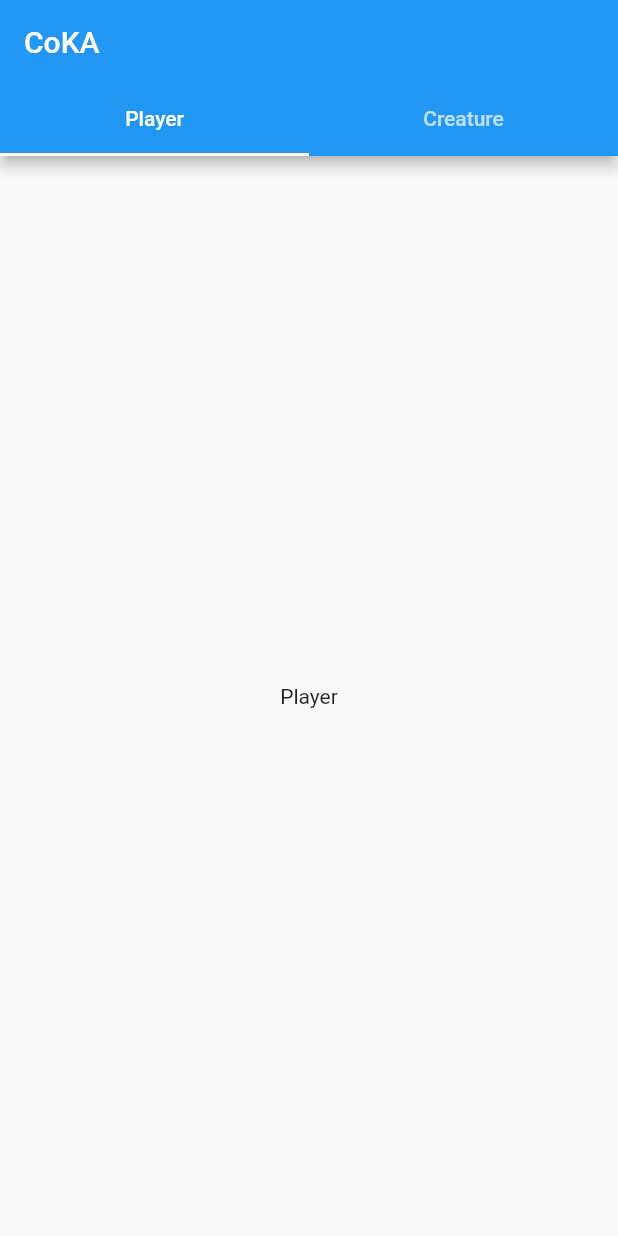
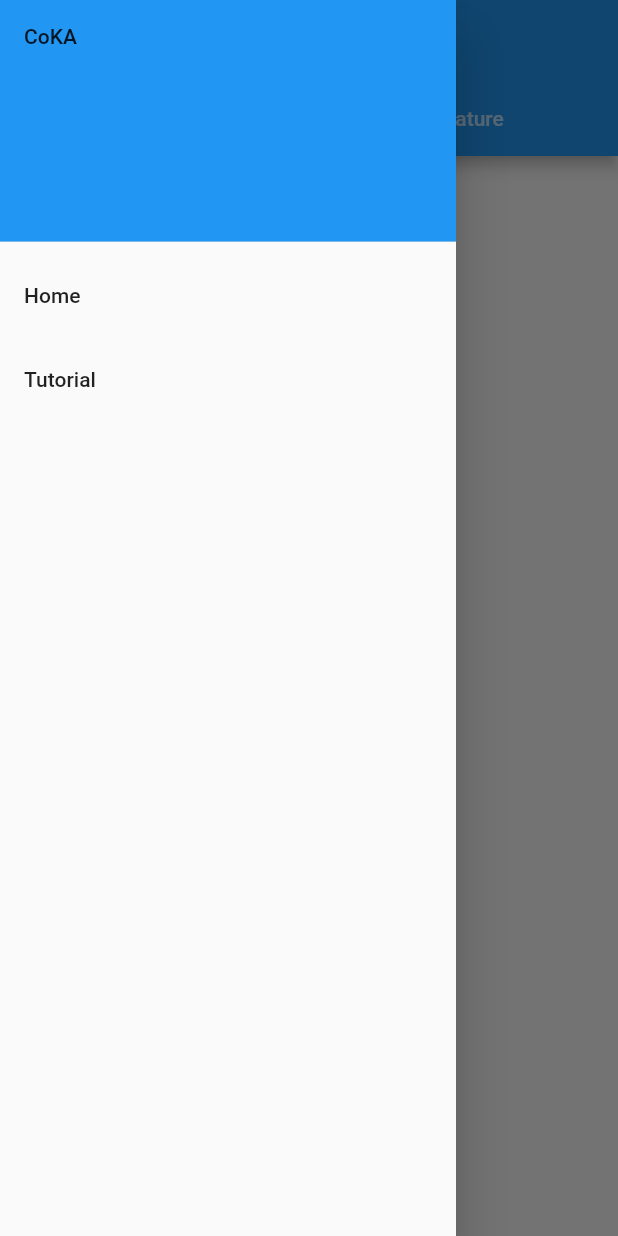
Before and after one commit to nadzmiidzham/coka, a Flutter app: the screen it shows after launch, with the side drawer open (before the commit the screen has no drawer), on a phone screen of 412 x 824 dp. Run offline on Flutter 3.47's test engine with Material 2 defaults, Android fonts, the phone set to English and light mode, and no system bars.

Commit message:
Added main menu drawer in home page. Changed app navigation to named routes.

```diff
--- a/lib/main.dart
+++ b/lib/main.dart
@@ -12,7 +12,10 @@ class MyApp extends StatelessWidget {
       theme: ThemeData(
         primarySwatch: Colors.blue,
       ),
-      home: HomePage(),
+      initialRoute: '/',
+      routes: {
+        '/': (context) => HomePage(),
+      },
     );
   }
 }
--- a/lib/pages/home-page.dart
+++ b/lib/pages/home-page.dart
@@ -1,5 +1,6 @@
 import 'package:coka/pages/creature-page.dart';
 import 'package:coka/pages/player-page.dart';
+import 'package:coka/widgets/menu_drawer/main-menu-drawer.dart';
 import 'package:flutter/material.dart';
 
 class HomePage extends StatelessWidget {
@@ -8,6 +9,7 @@ class HomePage extends StatelessWidget {
     return DefaultTabController(
       length: 2,
       child: Scaffold(
+        drawer: MainMenuDrawer(),
         appBar: AppBar(
           title: Text('CoKA'),
           bottom: TabBar(
--- /dev/null
+++ b/lib/widgets/menu_drawer/main-menu-drawer.dart
@@ -0,0 +1,34 @@
+import 'package:flutter/material.dart';
+
+class MainMenuDrawer extends StatelessWidget {
+  @override
+  Widget build(BuildContext context) {
+    return Drawer(
+      child: ListView(
+        padding: EdgeInsets.zero,
+        children: <Widget>[
+          DrawerHeader(
+            child: Text('CoKA'),
+            decoration: BoxDecoration(
+              color: Colors.blue
+            ),
+          ),
+          ListTile(
+            title: Text('Home'),
+            onTap: () {
+              Navigator.pop(context);
+              Navigator.pushNamed(context, '/');
+            },
+          ),
+          ListTile(
+            title: Text('Tutorial'),
+            onTap: () {
+              Navigator.pop(context);
+              Navigator.pushNamed(context, '/');
+            },
+          ),
+        ],
+      ),
+    );
+  }
+}
```
